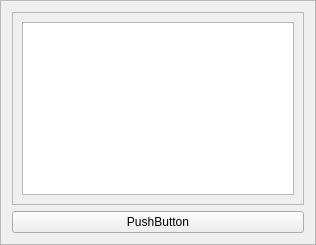
Before: the Qt Designer form ui/message.ui in slaclab/paws, drawn with Qt 5.
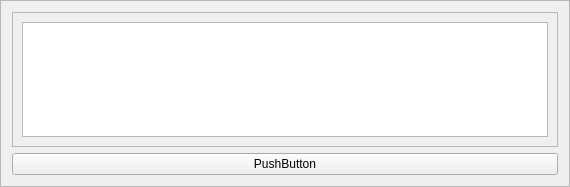
After: the same form once the commit is applied.

Commit message: fixed up the ui frame size issues

The edit to the form file:
```diff
--- a/ui/message.ui
+++ b/ui/message.ui
@@ -6,8 +6,8 @@
    <rect>
     <x>0</x>
     <y>0</y>
-    <width>316</width>
-    <height>245</height>
+    <width>570</width>
+    <height>187</height>
    </rect>
   </property>
   <property name="windowTitle">
@@ -30,8 +30,8 @@
        <rect>
         <x>0</x>
         <y>0</y>
-        <width>294</width>
-        <height>190</height>
+        <width>548</width>
+        <height>132</height>
        </rect>
       </property>
       <layout class="QVBoxLayout" name="verticalLayout">
```
The commit also changes 5 other files.
